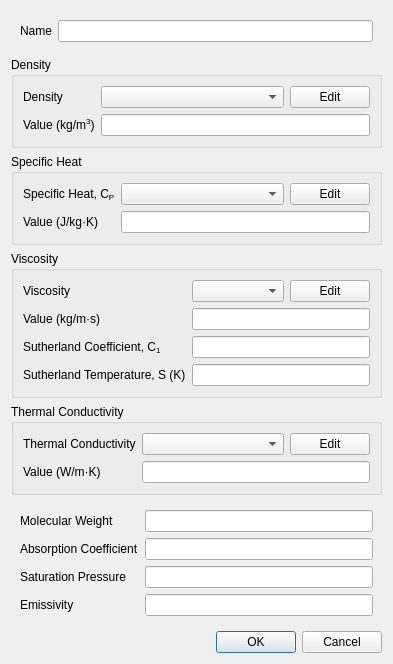
Old version of the form baramFlow/view/setup/materials/material_dialog.ui in the repository nextfoam/baram.
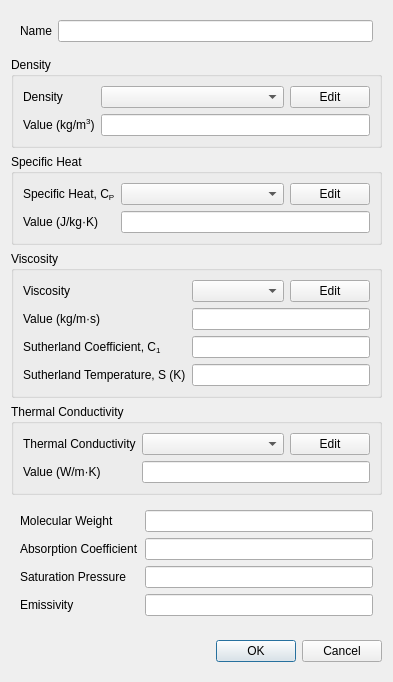
New version of the form.

Commit message: Issue baram#470 material viscosity 유효 범위 설정

Patch:
```diff
--- a/baramFlow/view/setup/materials/material_dialog.ui
+++ b/baramFlow/view/setup/materials/material_dialog.ui
@@ -351,13 +351,42 @@
     </widget>
    </item>
    <item>
-    <widget class="QDialogButtonBox" name="buttonBox">
-     <property name="orientation">
-      <enum>Qt::Horizontal</enum>
-     </property>
-     <property name="standardButtons">
-      <set>QDialogButtonBox::Cancel|QDialogButtonBox::Ok</set>
-     </property>
+    <widget class="QWidget" name="widget_4" native="true">
+     <layout class="QHBoxLayout" name="horizontalLayout_3">
+      <property name="rightMargin">
+       <number>0</number>
+      </property>
+      <item>
+       <spacer name="horizontalSpacer_2">
+        <property name="orientation">
+         <enum>Qt::Horizontal</enum>
+        </property>
+        <property name="sizeHint" stdset="0">
+         <size>
+          <width>208</width>
+          <height>20</height>
+         </size>
+        </property>
+       </spacer>
+      </item>
+      <item>
+       <widget class="QPushButton" name="ok">
+        <property name="text">
+         <string>OK</string>
+        </property>
+        <property name="default">
+         <bool>true</bool>
+        </property>
+       </widget>
+      </item>
+      <item>
+       <widget class="QPushButton" name="cancel">
+        <property name="text">
+         <string>Cancel</string>
+        </property>
+       </widget>
+      </item>
+     </layout>
     </widget>
    </item>
   </layout>
```
Left out of the diff: 28 changed lines with no effect on the pictures. The commit also changes 2 other files.
